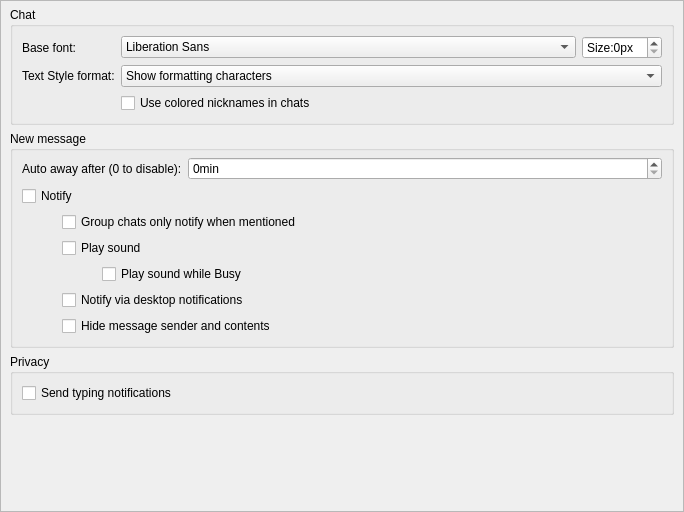
Old version of the form src/modules/im/src/widget/form/settings/generalsettings.ui in the repository eiilpux17/ok-msg-desktop.
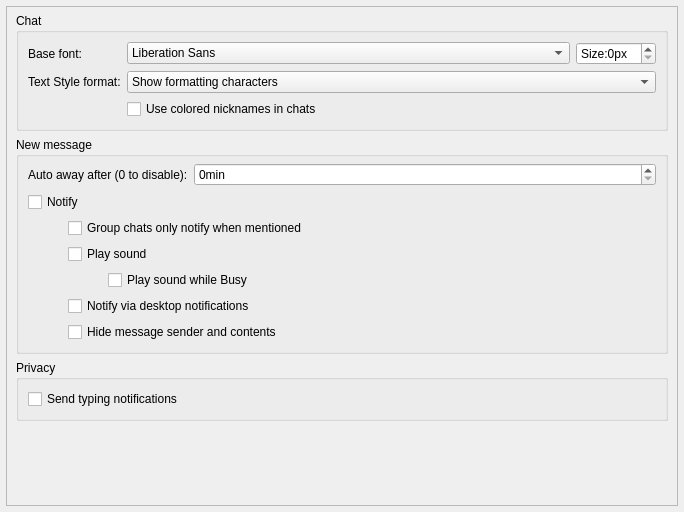
New version of the form. Custom widgets are drawn as their Qt base class.

What changed in the file:
```diff
--- a/src/modules/im/src/widget/form/settings/generalsettings.ui
+++ b/src/modules/im/src/widget/form/settings/generalsettings.ui
@@ -18,16 +18,16 @@
   </property>
   <layout class="QVBoxLayout" name="verticalLayout_3">
    <property name="leftMargin">
-    <number>0</number>
+    <number>6</number>
    </property>
    <property name="topMargin">
-    <number>0</number>
+    <number>6</number>
    </property>
    <property name="rightMargin">
-    <number>0</number>
+    <number>6</number>
    </property>
    <property name="bottomMargin">
-    <number>0</number>
+    <number>6</number>
    </property>
    <item>
     <widget class="ok::base::VerticalOnlyScroller" name="scrollArea">
@@ -45,8 +45,8 @@
        <rect>
         <x>0</x>
         <y>0</y>
-        <width>682</width>
-        <height>510</height>
+        <width>670</width>
+        <height>498</height>
        </rect>
       </property>
       <layout class="QVBoxLayout" name="verticalLayout_4" stretch="0,0,0,0">
```
